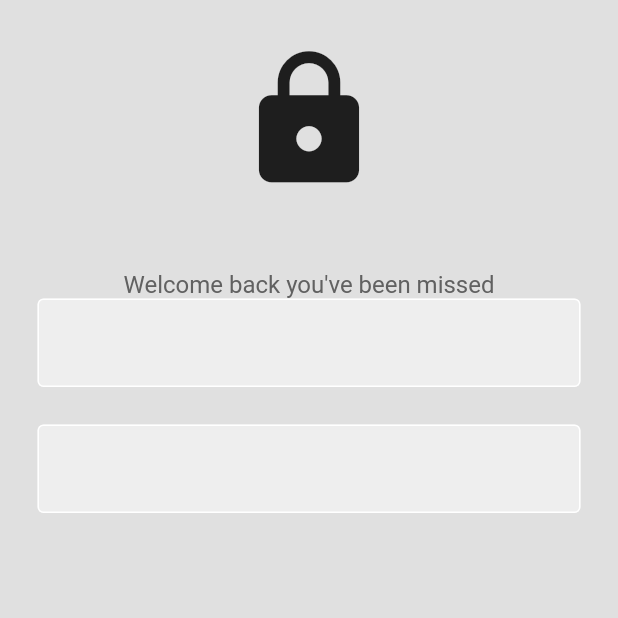
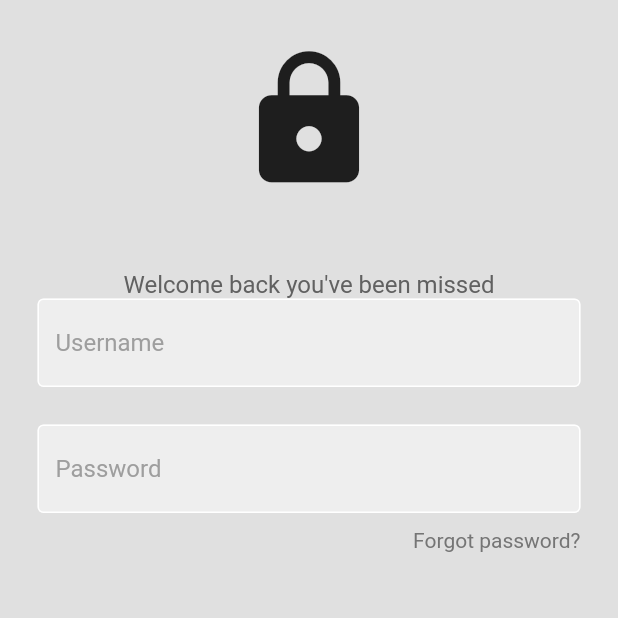
Before and after one commit to Jim030123/campus-management-system, a Flutter app: the screen it shows after launch, on a phone screen of 412 x 824 dp, the top half of it. Run offline on Flutter 3.47's test engine with Material 2 defaults, Android fonts, the phone set to English and light mode, and no system bars.

Commit message:
login page

```diff
--- a/campus_management_system/lib/components/textfield.dart
+++ b/campus_management_system/lib/components/my_textfield.dart
@@ -5,10 +5,11 @@ class MyTextField extends StatelessWidget {
   final String hintText;
   final bool obsecureText;
 
-  const MyTextField({super.key,
-  required this.controller,
-  required this.hintText,
-  required this.obsecureText,
+  const MyTextField({
+    super.key,
+    required this.controller,
+    required this.hintText,
+    required this.obsecureText,
   });
 
   @override
@@ -16,6 +17,8 @@ class MyTextField extends StatelessWidget {
     return Padding(
       padding: const EdgeInsets.symmetric(horizontal: 25.0),
       child: TextField(
+        controller: controller,
+        obscureText: obsecureText,
         decoration: InputDecoration(
             enabledBorder: const OutlineInputBorder(
               borderSide: BorderSide(color: Colors.white),
@@ -24,7 +27,9 @@ class MyTextField extends StatelessWidget {
               borderSide: BorderSide(color: Colors.grey.shade400),
             ),
             fillColor: Colors.grey.shade200,
-            filled: true),
+            filled: true,
+            hintText: hintText,
+            hintStyle: TextStyle(color: Colors.grey[500])),
       ),
     );
   }
--- a/campus_management_system/lib/pages/login_page.dart
+++ b/campus_management_system/lib/pages/login_page.dart
@@ -1,4 +1,4 @@
-import 'package:campus_management_system/components/textfield.dart';
+import 'package:campus_management_system/components/my_textfield.dart';
 import 'package:flutter/material.dart';
 
 class LoginPage extends StatelessWidget {
@@ -9,7 +9,7 @@ class LoginPage extends StatelessWidget {
 
   @override
   Widget build(BuildContext context) {
-    // TODO: implement build
+
     return Scaffold(
       backgroundColor: Colors.grey[300],
       body: SafeArea(
@@ -36,7 +36,8 @@ class LoginPage extends StatelessWidget {
               hintText: 'Username',
               obsecureText: false,
             ),
-            SizedBox(
+
+            const SizedBox(
               height: 25,
             ),
 
@@ -46,6 +47,27 @@ class LoginPage extends StatelessWidget {
               hintText: 'Password',
               obsecureText: true,
             ),
+
+            const SizedBox(
+              height: 10,
+            ),
+
+            // forgot password
+            Padding(
+              padding: const EdgeInsets.symmetric(horizontal: 25.0),
+              child: Row(
+                mainAxisAlignment: MainAxisAlignment.end,
+                children: [
+                  Text(
+                    'Forgot password?',
+                    style: TextStyle(color: Colors.grey[600]),
+                  ),
+
+                ],
+              ),
+            ),
+
+            const SizedBox(height: 25.0,)
           ]),
         ),
       ),
```
